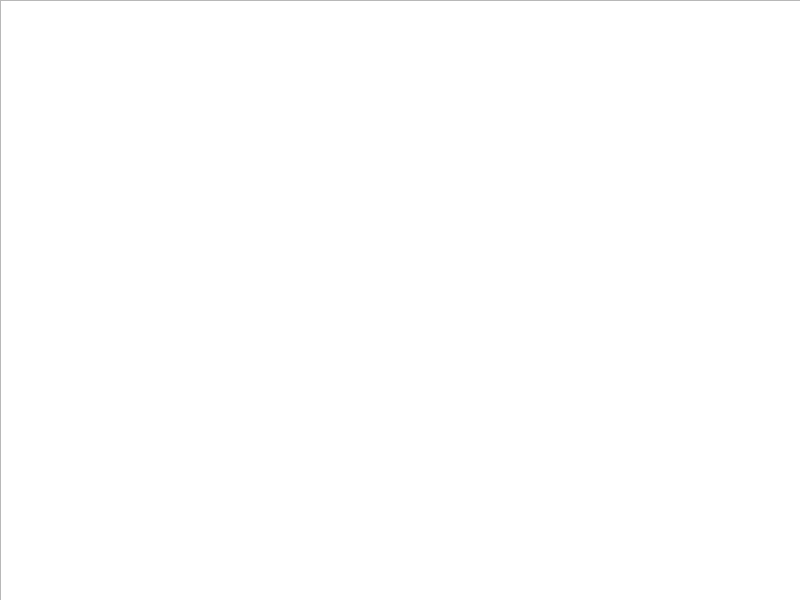
First picture: the form in atividades/unidade-02/DinoRun/src/mainwindow/mainwindow.ui, repository Arco-de-Treinamento/SO-2023.2-BTI-UFRN, before the edit.
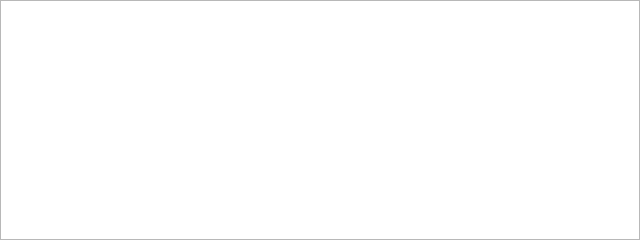
Second picture: the form after the edit. Icons and pictures are not drawn.

What changed in the file:
```diff
--- a/atividades/unidade-02/DinoRun/src/mainwindow/mainwindow.ui
+++ b/atividades/unidade-02/DinoRun/src/mainwindow/mainwindow.ui
@@ -6,35 +6,98 @@
    <rect>
     <x>0</x>
     <y>0</y>
-    <width>800</width>
-    <height>600</height>
+    <width>640</width>
+    <height>240</height>
    </rect>
   </property>
+  <property name="minimumSize">
+   <size>
+    <width>640</width>
+    <height>240</height>
+   </size>
+  </property>
+  <property name="maximumSize">
+   <size>
+    <width>640</width>
+    <height>240</height>
+   </size>
+  </property>
+  <property name="cursor">
+   <cursorShape>ArrowCursor</cursorShape>
+  </property>
   <property name="windowTitle">
    <string>Dino Run</string>
   </property>
   <widget class="QWidget" name="centralwidget">
-   <widget class="QWidget" name="gridLayoutWidget">
+   <property name="sizePolicy">
+    <sizepolicy hsizetype="Fixed" vsizetype="Fixed">
+     <horstretch>0</horstretch>
+     <verstretch>0</verstretch>
+    </sizepolicy>
+   </property>
+   <property name="minimumSize">
+    <size>
+     <width>640</width>
+     <height>240</height>
+    </size>
+   </property>
+   <property name="maximumSize">
+    <size>
+     <width>640</width>
+     <height>240</height>
+    </size>
+   </property>
+   <property name="cursor">
+    <cursorShape>ArrowCursor</cursorShape>
+   </property>
+   <property name="autoFillBackground">
+    <bool>false</bool>
+   </property>
+   <widget class="QGraphicsView" name="graphicsView">
     <property name="geometry">
      <rect>
       <x>0</x>
       <y>0</y>
-      <width>801</width>
-      <height>601</height>
+      <width>640</width>
+      <height>240</height>
      </rect>
     </property>
-    <layout class="QGridLayout" name="gridLayout">
-     <property name="spacing">
-      <number>0</number>
-     </property>
-     <item row="0" column="0">
-      <widget class="QGraphicsView" name="graphicsView">
-       <property name="renderHints">
-        <set>QPainter::Antialiasing|QPainter::TextAntialiasing</set>
-       </property>
-      </widget>
-     </item>
-    </layout>
+    <property name="sizePolicy">
+     <sizepolicy hsizetype="Fixed" vsizetype="Fixed">
+      <horstretch>0</horstretch>
+      <verstretch>0</verstretch>
+     </sizepolicy>
+    </property>
+    <property name="minimumSize">
+     <size>
+      <width>640</width>
+      <height>240</height>
+     </size>
+    </property>
+    <property name="maximumSize">
+     <size>
+      <width>648</width>
+      <height>248</height>
+     </size>
+    </property>
+    <property name="cursor" stdset="0">
+     <cursorShape>ArrowCursor</cursorShape>
+    </property>
+    <property name="lineWidth">
+     <number>1</number>
+    </property>
+    <property name="verticalScrollBarPolicy">
+     <enum>Qt::ScrollBarAlwaysOff</enum>
+    </property>
+    <property name="horizontalScrollBarPolicy">
+     <enum>Qt::ScrollBarAlwaysOff</enum>
+    </property>
+    <property name="sizeAdjustPolicy">
+     <enum>QAbstractScrollArea::AdjustIgnored</enum>
+    </property>
+    <property name="renderHints">
+     <set>QPainter::Antialiasing|QPainter::TextAntialiasing</set>
+    </property>
    </widget>
   </widget>
  </widget>
```
Left out of the diff: 8 changed lines with no effect on the pictures.
